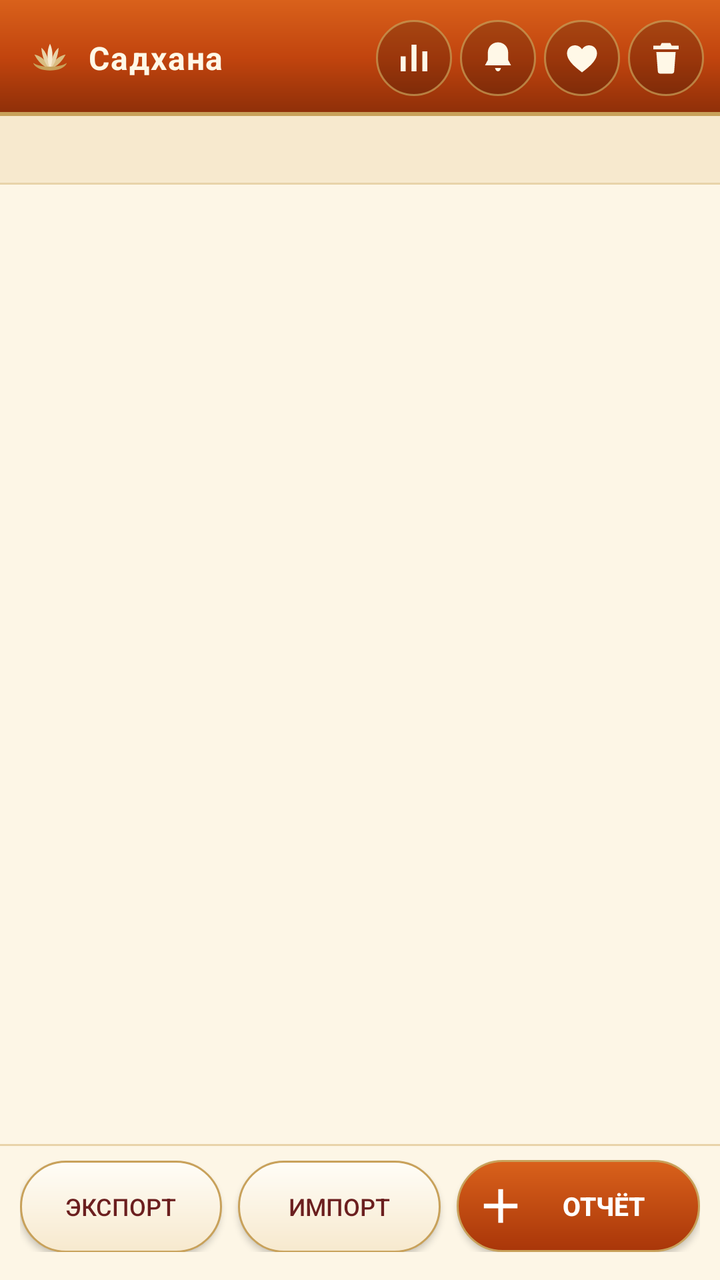
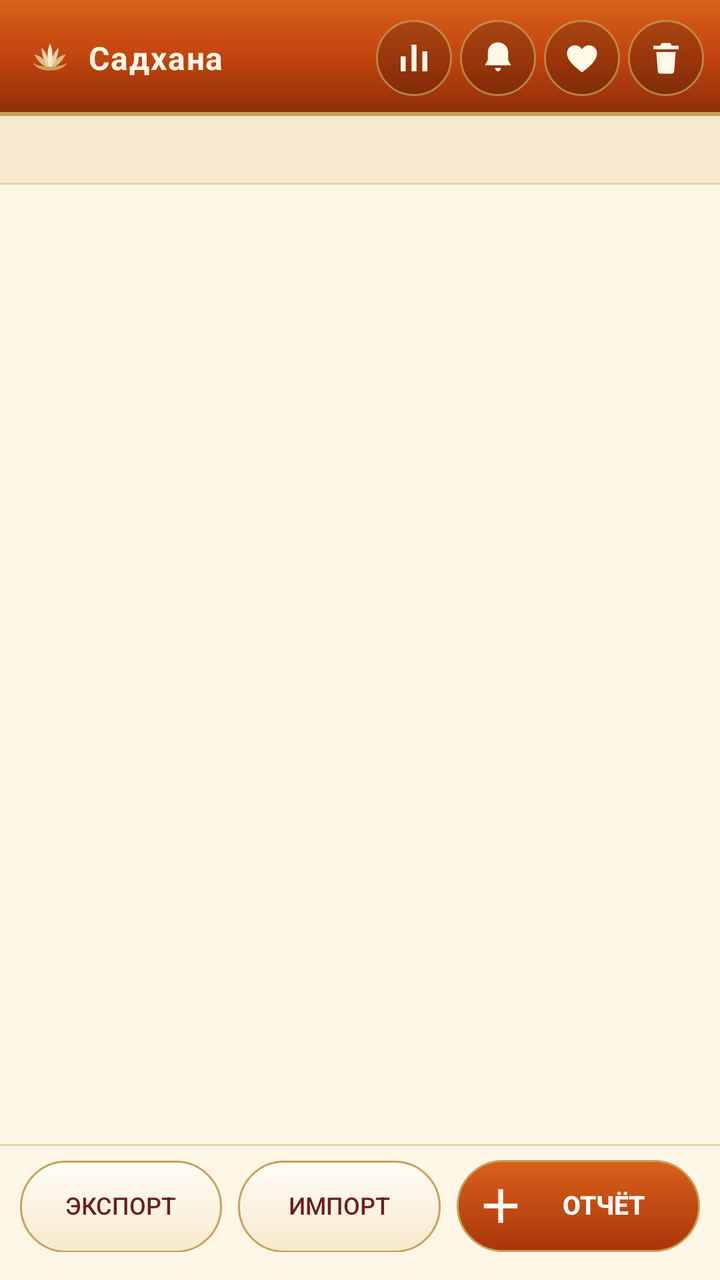

An Android layout rendered at two revisions. The XML below is the earlier revision; the diff shows what the commit changed to produce the second picture.
<!-- AndroidManifest.xml: application theme AppTheme -->
<!-- res/layout/activity_main.xml -->
<?xml version="1.0" encoding="utf-8"?>
<LinearLayout xmlns:android="http://schemas.android.com/apk/res/android"
    android:layout_width="match_parent"
    android:layout_height="match_parent"
    android:orientation="vertical"
    android:background="@color/cream">

    
    <LinearLayout
        android:layout_width="match_parent"
        android:layout_height="wrap_content"
        android:orientation="horizontal"
        android:background="@drawable/bg_header"
        android:gravity="center_vertical"
        android:paddingLeft="14dp"
        android:paddingRight="8dp"
        android:paddingTop="10dp"
        android:paddingBottom="10dp">

        <ImageView
            android:layout_width="22dp"
            android:layout_height="22dp"
            android:src="@drawable/ic_lotus"
            android:contentDescription="@string/lotus" />

        <TextView
            android:id="@+id/header"
            style="@style/HeaderTitle"
            android:layout_width="0dp"
            android:layout_height="wrap_content"
            android:layout_weight="1"
            android:layout_marginLeft="8dp"
            android:text="@string/app_name" />

        <ImageButton
            android:id="@+id/btnStats"
            android:layout_width="38dp"
            android:layout_height="38dp"
            android:layout_marginLeft="4dp"
            android:padding="9dp"
            android:background="@drawable/btn_icon"
            android:src="@drawable/ic_stats"
            android:scaleType="fitCenter"
            android:contentDescription="@string/stats_title" />

        <ImageButton
            android:id="@+id/btnSettings"
            android:layout_width="38dp"
            android:layout_height="38dp"
            android:layout_marginLeft="4dp"
            android:padding="9dp"
            android:background="@drawable/btn_icon"
            android:src="@drawable/ic_alarm"
            android:scaleType="fitCenter"
            android:contentDescription="@string/reminder_title" />

        <ImageButton
            android:id="@+id/btnDonate"
            android:layout_width="38dp"
            android:layout_height="38dp"
            android:layout_marginLeft="4dp"
            android:padding="9dp"
            android:background="@drawable/btn_icon"
            android:src="@drawable/ic_heart"
            android:scaleType="fitCenter"
            android:contentDescription="@string/donate_title" />

        <ImageButton
            android:id="@+id/btnDeleteAll"
            android:layout_width="38dp"
            android:layout_height="38dp"
            android:layout_marginLeft="4dp"
            android:padding="9dp"
            android:background="@drawable/btn_icon"
            android:src="@drawable/ic_trash"
            android:scaleType="fitCenter"
            android:contentDescription="@string/delete_all_title" />
    </LinearLayout>

    <TextView
        android:id="@+id/summary"
        android:layout_width="match_parent"
        android:layout_height="wrap_content"
        android:background="@drawable/bg_summary"
        android:paddingLeft="16dp"
        android:paddingRight="16dp"
        android:paddingTop="9dp"
        android:paddingBottom="9dp"
        android:textColor="@color/ink"
        android:textSize="12sp"
        android:lineSpacingExtra="1dp"
        android:text="" />

    <FrameLayout
        android:layout_width="match_parent"
        android:layout_height="0dp"
        android:layout_weight="1">

        <ListView
            android:id="@+id/list"
            android:layout_width="match_parent"
            android:layout_height="match_parent"
            android:divider="@null"
            android:dividerHeight="0dp"
            android:paddingLeft="10dp"
            android:paddingRight="10dp"
            android:paddingTop="8dp"
            android:paddingBottom="8dp"
            android:clipToPadding="false"
            android:scrollbars="vertical" />

        <TextView
            android:id="@+id/empty"
            android:layout_width="match_parent"
            android:layout_height="match_parent"
            android:gravity="center"
            android:paddingLeft="32dp"
            android:paddingRight="32dp"
            android:text="@string/empty_hint"
            android:textColor="@color/ink_soft"
            android:textSize="15sp"
            android:lineSpacingExtra="4dp"
            android:visibility="gone" />
    </FrameLayout>

    
    <LinearLayout
        android:layout_width="match_parent"
        android:layout_height="wrap_content"
        android:orientation="horizontal"
        android:background="@drawable/bg_bottom_bar"
        android:paddingLeft="10dp"
        android:paddingRight="10dp"
        android:paddingTop="8dp"
        android:paddingBottom="14dp">

        <Button
            android:id="@+id/btnExport"
            android:layout_width="0dp"
            android:layout_height="46dp"
            android:layout_weight="1"
            android:text="Экспорт"
            android:textSize="12sp"
            android:background="@drawable/btn_gold"
            android:textColor="@color/maroon" />

        <Button
            android:id="@+id/btnImport"
            android:layout_width="0dp"
            android:layout_height="46dp"
            android:layout_weight="1"
            android:layout_marginLeft="8dp"
            android:text="Импорт"
            android:textSize="12sp"
            android:background="@drawable/btn_gold"
            android:textColor="@color/maroon" />

        <Button
            android:id="@+id/btnAdd"
            android:layout_width="0dp"
            android:layout_height="46dp"
            android:layout_weight="1.2"
            android:layout_marginLeft="8dp"
            android:text="Отчёт"
            android:textSize="13sp"
            android:textStyle="bold"
            android:drawableLeft="@drawable/ic_plus"
            android:drawablePadding="5dp"
            android:paddingLeft="10dp"
            android:paddingRight="14dp"
            android:background="@drawable/btn_primary"
            android:textColor="@color/white" />
    </LinearLayout>
</LinearLayout>
<!-- resources referenced by this layout -->
<resources>
  <color name="cream">#FDF6E6</color>
  <color name="ink">#3B2416</color>
  <color name="ink_soft">#8A6A52</color>
  <color name="maroon">#6B1F1F</color>
  <color name="white">#FFFFFF</color>
  <!-- drawable bg_summary (drawable) -->
  <?xml version="1.0" encoding="utf-8"?>
  <layer-list xmlns:android="http://schemas.android.com/apk/res/android">
      <item>
          <shape android:shape="rectangle">
              <solid android:color="#F7E9CE" />
          </shape>
      </item>
      <item
          android:gravity="bottom"
          android:height="1dp">
          <shape android:shape="rectangle">
              <solid android:color="#E8D3A9" />
          </shape>
      </item>
  </layer-list>
  <!-- drawable btn_gold (drawable) -->
  <?xml version="1.0" encoding="utf-8"?>
  <shape xmlns:android="http://schemas.android.com/apk/res/android"
      android:shape="rectangle">
      <gradient
          android:angle="270"
          android:startColor="#FFFDF7"
          android:endColor="#F7E9CE" />
      <corners android:radius="24dp" />
      <stroke
          android:width="1dp"
          android:color="#C8A15A" />
  </shape>
  <!-- drawable btn_icon (drawable) -->
  <?xml version="1.0" encoding="utf-8"?>
  <shape xmlns:android="http://schemas.android.com/apk/res/android"
      android:shape="oval">
      <solid android:color="#33000000" />
      <stroke
          android:width="1dp"
          android:color="#B3C8A15A" />
  </shape>
  <!-- drawable btn_primary (drawable) -->
  <?xml version="1.0" encoding="utf-8"?>
  <shape xmlns:android="http://schemas.android.com/apk/res/android"
      android:shape="rectangle">
      <gradient
          android:angle="270"
          android:startColor="#D9611B"
          android:endColor="#A93609" />
      <corners android:radius="24dp" />
      <stroke
          android:width="1dp"
          android:color="#C8A15A" />
  </shape>
  <!-- drawable ic_plus (drawable) -->
  <?xml version="1.0" encoding="utf-8"?>
  <vector xmlns:android="http://schemas.android.com/apk/res/android"
      android:width="24dp"
      android:height="24dp"
      android:viewportWidth="24"
      android:viewportHeight="24">
      <path
          android:fillColor="#FFFFFF"
          android:pathData="M10.8,3.6 L13.2,3.6 L13.2,10.8 L20.4,10.8 L20.4,13.2 L13.2,13.2 L13.2,20.4 L10.8,20.4 L10.8,13.2 L3.6,13.2 L3.6,10.8 L10.8,10.8 Z" />
  </vector>
  <!-- drawable ic_stats (drawable) -->
  <?xml version="1.0" encoding="utf-8"?>
  <vector xmlns:android="http://schemas.android.com/apk/res/android"
      android:width="24dp"
      android:height="24dp"
      android:viewportWidth="24"
      android:viewportHeight="24">
      <path
          android:fillColor="#FFF8E7"
          android:pathData="M4,20 L7,20 L7,11 L4,11 Z M10.5,20 L13.5,20 L13.5,4 L10.5,4 Z M17,20 L20,20 L20,8 L17,8 Z" />
  </vector>
  <string name="app_name">Садхана</string>
  <string name="delete_all_title">Удалить все записи</string>
  <string name="donate_title">Поддержать проект</string>
  <string name="empty_hint">Пока нет ни одного отчёта.\n\nНажмите «＋ Отчёт», чтобы заполнить отчёт за сегодня.</string>
  <string name="lotus">Лотос</string>
  <string name="reminder_title">Напоминание</string>
  <string name="stats_title">Графики</string>
  <style name="HeaderTitle">
          <item name="android:textColor">#FFF8E7</item>
          <item name="android:textSize">16sp</item>
          <item name="android:textStyle">bold</item>
          <item name="android:maxLines">1</item>
          <item name="android:ellipsize">end</item>
          <item name="android:letterSpacing">0.04</item>
      </style>
  <style name="AppTheme" parent="@android:style/Theme.Material.Light.NoActionBar">
          <item name="android:colorPrimary">#C1440E</item>
          <item name="android:colorPrimaryDark">#8C2E08</item>
          <item name="android:colorAccent">#C8A15A</item>
          <item name="android:windowBackground">#FDF6E6</item>
          <item name="android:textColorPrimary">#3B2416</item>
          <item name="android:textColorSecondary">#8A6A52</item>
      </style>
  <!-- unchanged entries left out for length: 6 -->
</resources>

<!-- the commit's change to res/layout/activity_main.xml (unified diff, before → after) -->
@@ -141,6 +141,12 @@
             android:layout_weight="1"
             android:text="Экспорт"
             android:textSize="12sp"
+            android:insetTop="0dp"
+            android:insetBottom="0dp"
+            android:stateListAnimator="@null"
+            android:elevation="0dp"
+            android:includeFontPadding="false"
+            android:gravity="center"
             android:background="@drawable/btn_gold"
             android:textColor="@color/maroon" />
 
@@ -152,6 +158,12 @@
             android:layout_marginLeft="8dp"
             android:text="Импорт"
             android:textSize="12sp"
+            android:insetTop="0dp"
+            android:insetBottom="0dp"
+            android:stateListAnimator="@null"
+            android:elevation="0dp"
+            android:includeFontPadding="false"
+            android:gravity="center"
             android:background="@drawable/btn_gold"
             android:textColor="@color/maroon" />
 
@@ -168,6 +180,12 @@
             android:drawablePadding="5dp"
             android:paddingLeft="10dp"
             android:paddingRight="14dp"
+            android:insetTop="0dp"
+            android:insetBottom="0dp"
+            android:stateListAnimator="@null"
+            android:elevation="0dp"
+            android:includeFontPadding="false"
+            android:gravity="center"
             android:background="@drawable/btn_primary"
             android:textColor="@color/white" />
     </LinearLayout>
<!-- resource entries referenced after the edit -->
@@ -29,7 +29,7 @@
           android:angle="270"
           android:startColor="#FFFDF7"
           android:endColor="#F7E9CE" />
-      <corners android:radius="24dp" />
+      <corners android:radius="23dp" />
       <stroke
           android:width="1dp"
           android:color="#C8A15A" />
@@ -51,7 +51,7 @@
           android:angle="270"
           android:startColor="#D9611B"
           android:endColor="#A93609" />
-      <corners android:radius="24dp" />
+      <corners android:radius="23dp" />
       <stroke
           android:width="1dp"
           android:color="#C8A15A" />
